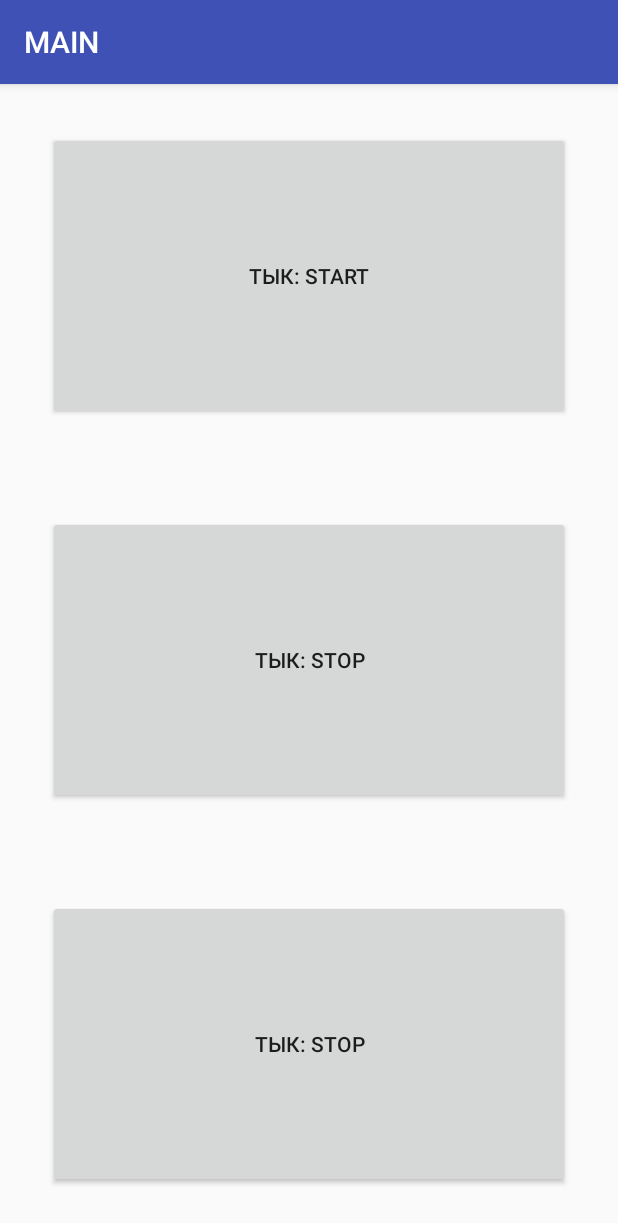
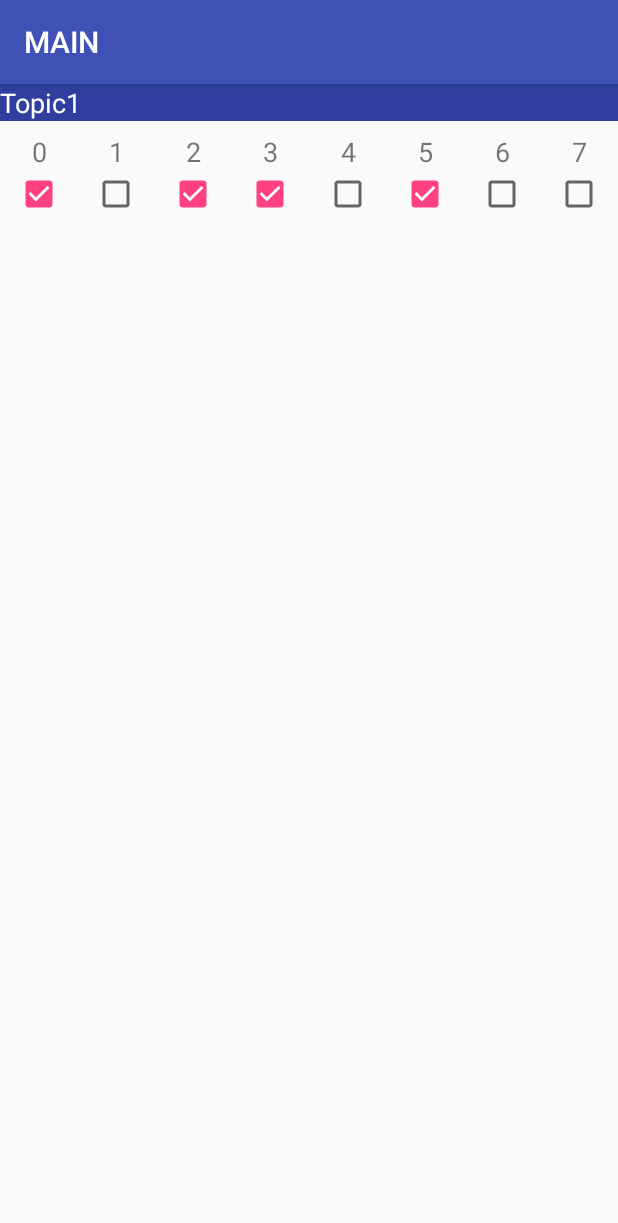
Before and after one commit to AlienCoffee/Pluses-Progress, an Android app: the screen it shows after launch (DiaryMainActivity), on a phone screen of 412 x 824 dp. Shown: the top 1223 px of the screen. Run offline under Robolectric (Android 15) with nearby library versions, the phone set to English and light mode, and no system bars.

Commit message:
topics added, don't work correctly

```diff
--- a/app/src/main/java/ru/shemplo/pluses/adapter/GroupAdapter.java
+++ b/app/src/main/java/ru/shemplo/pluses/adapter/GroupAdapter.java
@@ -16,7 +16,7 @@ public class GroupAdapter extends RecyclerView.Adapter<GroupAdapter.ViewHolder>
     private List<GroupEntity> groups;
 
     public static class ViewHolder extends RecyclerView.ViewHolder {
-        public TextView groupName, teacherName, studentsCount; //TODO: anything more?
+        private TextView groupName, teacherName, studentsCount; //TODO: anything more?
 
 
         public ViewHolder(View v) {
--- /dev/null
+++ b/app/src/main/java/ru/shemplo/pluses/adapter/TaskAdapter.java
@@ -0,0 +1,58 @@
+package ru.shemplo.pluses.adapter;
+
+import android.content.Context;
+import android.support.v7.widget.RecyclerView;
+import android.util.Log;
+import android.view.LayoutInflater;
+import android.view.View;
+import android.view.ViewGroup;
+import android.widget.CheckBox;
+import android.widget.TextView;
+
+import java.util.List;
+
+import ru.shemplo.pluses.R;
+import ru.shemplo.pluses.entity.GroupEntity;
+import ru.shemplo.pluses.entity.TaskEntity;
+import ru.shemplo.pluses.entity.TopicEntity;
+
+public class TaskAdapter extends RecyclerView.Adapter<TaskAdapter.ViewHolder> {
+    private List<TaskEntity> tasks;//TODO: rewrite
+
+    public static class ViewHolder extends RecyclerView.ViewHolder {
+        private TextView taskName; //TODO: anything more?
+        private CheckBox solved;
+
+
+        public ViewHolder(View view) {
+            super(view);
+            taskName = (TextView) itemView.findViewById(R.id.task_name);
+            solved = (CheckBox) itemView.findViewById(R.id.box_solved);
+        }
+    }
+
+    public TaskAdapter(List<TaskEntity> tasks) {
+        this.tasks = tasks;
+    }
+
+    @Override
+    public TaskAdapter.ViewHolder onCreateViewHolder(ViewGroup parent, int viewType) {
+        Log.e("dbg: TaskAdapter", "onCreate");
+        View item = LayoutInflater.from(parent.getContext())
+            .inflate(R.layout.task_item, parent, false);
+        return new ViewHolder(item);
+    }
+
+    @Override
+    public void onBindViewHolder(ViewHolder holder, int position) {
+        Log.e("dbg: TaskAdapter", "onBind " + position);
+        TaskEntity task = tasks.get(position);
+        holder.taskName.setText(task.getName());
+        holder.solved.setChecked(task.getSolved());
+    }
+
+    @Override
+    public int getItemCount() {
+        return tasks.size();
+    }
+}
--- a/app/src/main/java/ru/shemplo/pluses/entity/ChapterEntity.java
+++ /dev/null
@@ -1,6 +0,0 @@
-package ru.shemplo.pluses.entity;
-
-
-public class ChapterEntity {
-    //List<TaskEntiny>
-}
--- a/app/src/main/java/ru/shemplo/pluses/entity/GroupEntity.java
+++ b/app/src/main/java/ru/shemplo/pluses/entity/GroupEntity.java
@@ -3,18 +3,16 @@ package ru.shemplo.pluses.entity;
 
 public class GroupEntity {
     private final String name, teacher;
-    private int size;
+    private final int size;
     //TODO: any links to students?
 
-    //TODO: remove this
+    //TODO: constructors
     static private int tmp = 1;
     public GroupEntity(int id, int population) {
         teacher = "Alexey Rusakov";
         this.size = population;
         this.name = "G" + id;
     }
-
-    //TODO: add constructors;
 
     public String getName() {
         return name;
--- /dev/null
+++ b/app/src/main/java/ru/shemplo/pluses/entity/TaskEntity.java
@@ -0,0 +1,41 @@
+package ru.shemplo.pluses.entity;
+
+
+import java.util.ArrayList;
+import java.util.List;
+
+public class TaskEntity {
+
+    private final String name; // Must be short
+    private boolean isSolved = false;
+    //TODO: fields
+
+    //TODO: remove
+    private int x;
+    public TaskEntity() {
+        isSolved = false;
+        name = (x++) + "";
+    }
+
+    public TaskEntity(String name) {
+        isSolved = false;
+        this.name = name;
+    }
+
+    public TaskEntity(String name, boolean isSolved) {
+        this.isSolved = isSolved;
+        this.name = name;
+    }
+
+
+    public boolean getSolved() {
+        return isSolved;
+    }
+
+    public String getName() {
+        return name;
+    }
+
+
+
+}
--- /dev/null
+++ b/app/src/main/java/ru/shemplo/pluses/entity/TopicEntity.java
@@ -0,0 +1,35 @@
+package ru.shemplo.pluses.entity;
+
+
+import java.util.ArrayList;
+import java.util.List;
+import java.util.Random;
+
+public class TopicEntity {
+    private final String name;
+    private final List<TaskEntity> tasks;
+    //TODO: fields
+
+    //TODO: add constructor
+    private int x = 1;
+    public TopicEntity() {
+        tasks = new ArrayList<>();
+        for (int i = 0; i < x; i++) {
+            tasks.add(new TaskEntity());
+        }
+        name = "Chapter" + (x++);
+    }
+
+    public TopicEntity(String name, List<TaskEntity> tasks) {
+        this.name = name;
+        this.tasks = tasks;
+    }
+
+    public String getName() {
+        return name;
+    }
+
+    public List<TaskEntity> getTasks() {
+        return tasks;
+    }
+}
--- a/app/src/main/java/ru/shemplo/pluses/layout/DiaryMainActivity.java
+++ b/app/src/main/java/ru/shemplo/pluses/layout/DiaryMainActivity.java
@@ -6,11 +6,14 @@ import android.content.Intent;
 import android.content.SharedPreferences;
 import android.os.Bundle;
 import android.support.v7.app.AppCompatActivity;
+import android.support.v7.widget.GridLayoutManager;
+import android.support.v7.widget.RecyclerView;
 import android.util.Log;
 import android.view.View;
 import android.widget.Button;
 
 import ru.shemplo.pluses.R;
+import ru.shemplo.pluses.adapter.TaskAdapter;
 import ru.shemplo.pluses.network.DataProvider;
 import ru.shemplo.pluses.network.service.DataPullService;
 
@@ -21,7 +24,7 @@ public class DiaryMainActivity extends AppCompatActivity {
     @Override
     protected void onCreate(Bundle savedInstanceState) {
         super.onCreate(savedInstanceState);
-
+/*
         final Intent intentDataPullStart = new Intent (this, DataPullService.class);
         final Intent intentDataPullStop = new Intent (this, DataPullService.class);
         final SharedPreferences preferences =
@@ -59,20 +62,31 @@ public class DiaryMainActivity extends AppCompatActivity {
                 Log.i ("DMA", "Current value: " + value);
             }
 
-        });
+        });*/
 
-        /*
-        setContentView(R.layout.frame_layout);
+
+
+
 
         GroupsFragment groupsFragment = new GroupsFragment();
         groupsFragment.setContext(this);
+        groupsFragment.setData(DataProvider.getGroups());
+
+        TopicsFragment topicsFragment = new TopicsFragment();
+        topicsFragment.setContext(this);
+        topicsFragment.setData(DataProvider.getTopics());
+        //TODO: add favourites
+
+        //setContentView(R.layout.frame_layout);
+        //getFragmentManager().beginTransaction().add(R.id.main_frame, groupsFragment).commit();
+        //getFragmentManager().beginTransaction().add(R.id.main_frame, topicsFragment).commit();
+
+        setContentView(R.layout.topic_item);
+        RecyclerView test = (RecyclerView) findViewById(R.id.task_recycler_view);
+        test.setLayoutManager(new GridLayoutManager(this, 8));
+        test.setAdapter(new TaskAdapter(DataProvider.getTopics().get(10).getTasks()));
 
 
-        //TODO: add favourites
-
-        groupsFragment.setData(DataProvider.getGroups());
-        getFragmentManager().beginTransaction().add(R.id.main_frame, groupsFragment).commit();
-        */
     }
 
     public void something(View view) {
--- /dev/null
+++ b/app/src/main/java/ru/shemplo/pluses/layout/TopicsFragment.java
@@ -0,0 +1,69 @@
+package ru.shemplo.pluses.layout;
+
+import android.app.Fragment;
+import android.content.Context;
+import android.os.Bundle;
+import android.support.v7.widget.GridLayoutManager;
+import android.support.v7.widget.LinearLayoutManager;
+import android.support.v7.widget.RecyclerView;
+import android.util.Log;
+import android.view.LayoutInflater;
+import android.view.View;
+import android.view.ViewGroup;
+
+import java.util.List;
+
+import ru.shemplo.pluses.R;
+import ru.shemplo.pluses.adapter.GroupAdapter;
+import ru.shemplo.pluses.adapter.TopicAdapter;
+import ru.shemplo.pluses.entity.GroupEntity;
+import ru.shemplo.pluses.entity.TaskEntity;
+import ru.shemplo.pluses.entity.TopicEntity;
+
+
+public class TopicsFragment extends Fragment {
+    private RecyclerView topicsRecycler;
+    private TopicAdapter adapter;
+    private RecyclerView.LayoutManager layoutManager;
+
+    List<TopicEntity> topics;
+    Context context;
+
+    public TopicsFragment() {}
+
+    public void setContext(Context context) {
+        this.context = context;
+    }
+
+    public void setData(List<TopicEntity> data) {
+        topics = data;
+    }
+
+
+    @Override
+    public void onCreate(Bundle savedInstanceState) {
+        Log.e("dbg: TopicsFragment", "onCreate");
+        if (topics == null || context == null) {
+            throw new NullPointerException("Error: data/context haven't initialized in GroupsFragment");
+        }
+        super.onCreate(savedInstanceState);
+    }
+
+    @Override
+    public View onCreateView(LayoutInflater inflater, ViewGroup container, Bundle savedInstanceState) {
+        Log.e("dbg: TopicsFragment", "onCreateView");
+        return inflater.inflate(R.layout.topic_recycler_view, null);
+    }
+
+    @Override
+    public void onViewCreated (View view, Bundle savedInstanceState) {
+        Log.e("dbg: TopicsFragment", "onViewCreated");
+        super.onViewCreated (view, savedInstanceState);
+
+        topicsRecycler = (RecyclerView) view.findViewById(R.id.topic_recycler_view);
+        layoutManager = new LinearLayoutManager(context);
+        topicsRecycler.setLayoutManager(layoutManager);
+        adapter = new TopicAdapter(topics);
+        topicsRecycler.setAdapter(adapter);
+    }
+}
--- a/app/src/main/java/ru/shemplo/pluses/network/DataProvider.java
+++ b/app/src/main/java/ru/shemplo/pluses/network/DataProvider.java
@@ -5,6 +5,8 @@ import java.util.List;
 import java.util.Random;
 
 import ru.shemplo.pluses.entity.GroupEntity;
+import ru.shemplo.pluses.entity.TaskEntity;
+import ru.shemplo.pluses.entity.TopicEntity;
 
 public class DataProvider {
 
@@ -20,16 +22,31 @@ public class DataProvider {
     // ----------------------------------------------- //
     /////////////////////////////////////////////////////
 
-    public static List <GroupEntity> getGroups () {
-        List <GroupEntity> groups = new ArrayList <> ();
-        Random random = new Random ();
+    public static List<GroupEntity> getGroups() {
+        List<GroupEntity> groups = new ArrayList<>();
+        Random random = new Random();
         for (int i = 0; i < 30; i++) {
-            int pop = random.nextInt (50), id = i + 1;
-            groups.add (new GroupEntity (id, pop));
+            int pop = random.nextInt(50), id = i + 1;
+            groups.add(new GroupEntity(id, pop));
         }
 
         return groups;
     }
+
+    //TODO: constructor of StudentEntity?
+    public static List<TopicEntity> getTopics() {
+        List<TopicEntity> topics = new ArrayList<>();
+        Random random = new Random();
+        for (int i = 0; i < 15; i++) {
+            List<TaskEntity> tasks = new ArrayList<>();
+            for (int j = 0; j < i; j++) {
+                tasks.add(new TaskEntity(j + "", random.nextBoolean()));
+            }
+            topics.add(new TopicEntity("Topic" + i, tasks));
+        }
+        return topics;
+    }
+
 
     // Next methods is for the support
 
--- a/app/src/main/res/layout/task_item.xml
+++ b/app/src/main/res/layout/task_item.xml
@@ -7,19 +7,21 @@
     android:layout_height="match_parent">
 
     <CheckBox
-        android:id="@+id/checkBox"
+        android:id="@+id/box_solved"
         android:layout_width="wrap_content"
         android:layout_height="wrap_content"
+        app:layout_constraintEnd_toEndOf="parent"
         app:layout_constraintStart_toStartOf="parent"
-        app:layout_constraintTop_toBottomOf="@+id/textView2" />
+        app:layout_constraintTop_toBottomOf="@+id/task_name" />
 
     <TextView
-        android:id="@+id/textView2"
+        android:id="@+id/task_name"
         android:layout_width="wrap_content"
         android:layout_height="wrap_content"
-        android:layout_marginStart="8dp"
+        android:layout_marginTop="8dp"
         android:text="1"
         android:textSize="18sp"
-        app:layout_constraintStart_toStartOf="@+id/checkBox"
+        app:layout_constraintEnd_toEndOf="@+id/box_solved"
+        app:layout_constraintStart_toStartOf="@+id/box_solved"
         app:layout_constraintTop_toTopOf="parent" />
 </android.support.constraint.ConstraintLayout>
--- /dev/null
+++ b/app/src/main/res/layout/topic_item.xml
@@ -0,0 +1,30 @@
+<?xml version="1.0" encoding="utf-8"?>
+<LinearLayout
+    android:layout_width="match_parent"
+    android:layout_height="wrap_content"
+    android:orientation="vertical"
+    xmlns:android="http://schemas.android.com/apk/res/android"
+    xmlns:app="http://schemas.android.com/apk/res-auto"
+    xmlns:tools="http://schemas.android.com/tools">
+
+
+    <TextView
+        android:id="@+id/topic_name"
+        android:layout_width="match_parent"
+        android:layout_height="wrap_content"
+        android:background="@color/colorPrimaryDark"
+        android:text="Topic1"
+        android:textAppearance="@style/TextAppearance.AppCompat.Body1"
+        android:textColor="@android:color/background_light"
+        android:textSize="18sp" />
+
+    <android.support.v7.widget.RecyclerView xmlns:android="http://schemas.android.com/apk/res/android"
+        xmlns:app="http://schemas.android.com/apk/res-auto"
+        android:id="@+id/task_recycler_view"
+        android:layout_width="match_parent"
+        android:layout_height="wrap_content">
+
+
+    </android.support.v7.widget.RecyclerView>
+
+</LinearLayout>
--- a/app/src/main/res/values/colors.xml
+++ b/app/src/main/res/values/colors.xml
@@ -1,6 +1,6 @@
 <?xml version="1.0" encoding="utf-8"?>
 <resources>
     <color name="colorPrimary">#3f51b5</color>
-    <color name="colorPrimaryDark">#303F9F</color>
+    <color name="colorPrimaryDark">#303f9f</color>
     <color name="colorAccent">#FF4081</color>
 </resources>
```
Also changed, not shown: app/src/main/java/ru/shemplo/pluses/adapter/TopicAdapter.java (added, +70 -0 lines), app/src/main/res/layout/chapter_item.xml (deleted, +0 -29 lines), app/src/main/res/layout/topic_recycler_view.xml (renamed from app/src/main/res/layout/chapter_recycler_view.xml, +4 -5 lines).
